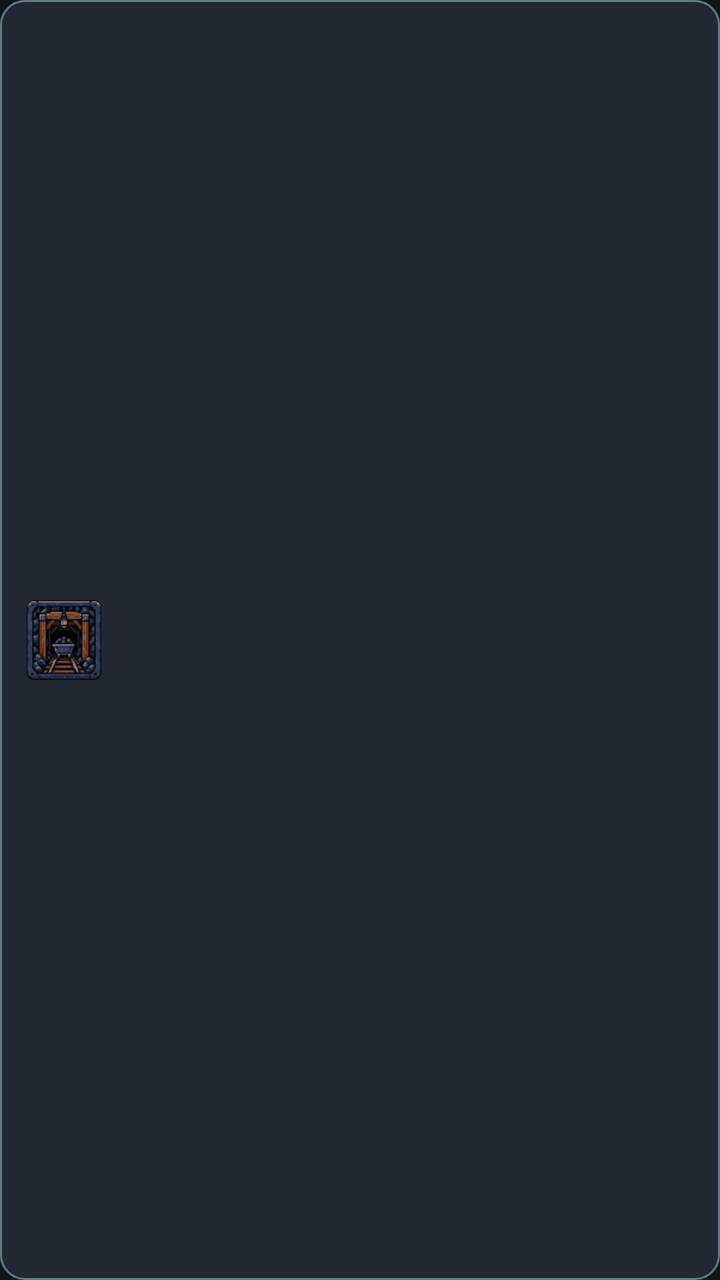
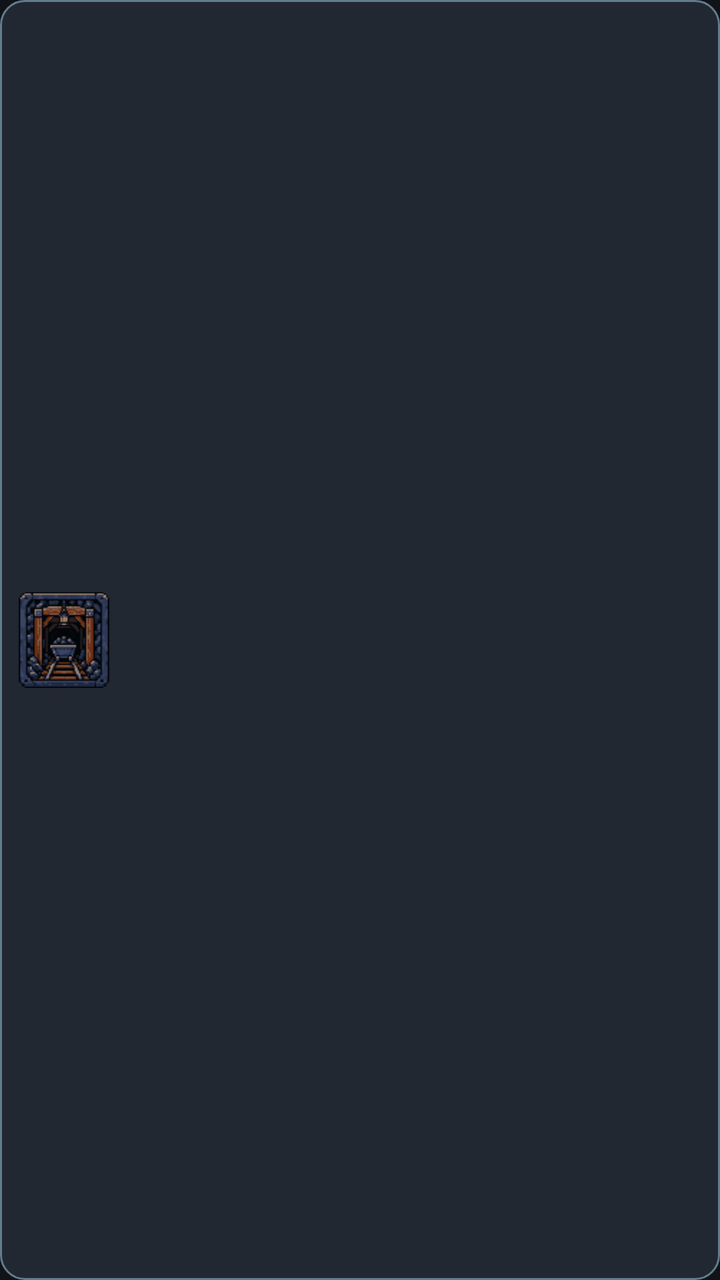

Compare the two renders of this Android layout. The source of the first and the diff that turns it into the second are given below.
<!-- AndroidManifest.xml: application theme Theme.MinesweeperEvolution -->
<!-- res/layout/item_mode_card.xml -->
<?xml version="1.0" encoding="utf-8"?>
<LinearLayout xmlns:android="http://schemas.android.com/apk/res/android"
    android:layout_width="match_parent"
    android:layout_height="wrap_content"
    android:orientation="horizontal"
    android:gravity="center_vertical"
    android:background="@drawable/bg_button_secondary"
    android:padding="12dp"
    android:clickable="true"
    android:focusable="true">

    <ImageView
        android:id="@+id/ivModeIcon"
        android:layout_width="40dp"
        android:layout_height="40dp"
        android:layout_marginEnd="10dp"
        android:scaleType="fitCenter"
        android:contentDescription="@null"
        android:src="@drawable/mode_classic" />

    <LinearLayout
        android:layout_width="0dp"
        android:layout_height="wrap_content"
        android:layout_weight="1"
        android:orientation="vertical">

        <TextView
            android:id="@+id/tvModeName"
            style="@style/ModeTitle"
            android:fontFamily="@font/pixelify_sans"
            android:layout_width="wrap_content"
            android:layout_height="wrap_content" />

        <TextView
            android:id="@+id/tvModeDesc"
            style="@style/ModeDesc"
            android:fontFamily="@font/pixelify_sans"
            android:layout_width="match_parent"
            android:layout_height="wrap_content"
            android:layout_marginTop="4dp" />
    </LinearLayout>
</LinearLayout>
<!-- resources referenced by this layout -->
<resources>
  <!-- drawable bg_button_secondary (drawable) -->
  <?xml version="1.0" encoding="utf-8"?>
  <selector xmlns:android="http://schemas.android.com/apk/res/android">
      
      <item android:state_selected="true">
          <shape android:shape="rectangle">
              <solid android:color="@color/accent"/>
              <corners android:radius="12dp"/>
              <stroke android:width="1dp" android:color="@color/accent_2"/>
          </shape>
      </item>
      
      <item android:state_pressed="true">
          <shape android:shape="rectangle">
              <solid android:color="@color/bg_panel_alt"/>
              <corners android:radius="12dp"/>
              <stroke android:width="2dp" android:color="@color/accent"/>
          </shape>
      </item>
      
      <item>
          <shape android:shape="rectangle">
              <solid android:color="@color/bg_panel_alt"/>
              <corners android:radius="12dp"/>
              <stroke android:width="1dp" android:color="@color/text_dim"/>
          </shape>
      </item>
  </selector>
  <!-- drawable mode_classic: png bitmap (drawable, 5647 bytes) -->
  <style name="ModeDesc">
          <item name="android:textSize">12sp</item>
          <item name="android:textColor">@color/text_secondary</item>
          <item name="android:lineSpacingExtra">2dp</item>
          <item name="android:maxLines">2</item>
          <item name="android:ellipsize">end</item>
      </style>
  <style name="ModeTitle">
          <item name="android:textSize">16sp</item>
          <item name="android:textStyle">bold</item>
          <item name="android:textColor">@color/text_primary</item>
          <item name="android:maxLines">1</item>
          <item name="android:ellipsize">end</item>
      </style>
  <style name="Theme.MinesweeperEvolution" parent="Theme.AppCompat.NoActionBar">
          <item name="colorPrimary">@color/accent</item>
          <item name="colorPrimaryDark">@color/accent_2</item>
          <item name="colorAccent">@color/accent</item>
          <item name="android:windowBackground">@color/bg_dark</item>
          <item name="android:textColorPrimary">@color/text_primary</item>
          <item name="android:textColorSecondary">@color/text_secondary</item>
          <item name="android:statusBarColor" tools:targetApi="l">@color/bg_dark</item>
          
          <item name="android:alertDialogTheme">@style/Theme.MinesweeperDialog</item>
          <item name="alertDialogTheme">@style/Theme.MinesweeperDialog</item>
      </style>
  <color name="accent">#FF00BCD4</color>
  <color name="accent_2">#FF26C6DA</color>
  <color name="bg_panel_alt">#FF222831</color>
  <color name="text_dim">#FF607D8B</color>
  <color name="text_secondary">#FFB0BEC5</color>
  <color name="text_primary">#FFECEFF1</color>
  <color name="bg_dark">#FF101418</color>
  <style name="Theme.MinesweeperDialog" parent="Theme.AppCompat.Dialog.Alert">
          <item name="android:windowBackground">@color/bg_panel</item>
          <item name="android:textColorPrimary">@color/text_primary</item>
          <item name="android:textColorSecondary">@color/text_secondary</item>
          <item name="colorAccent">@color/accent</item>
          <item name="android:buttonBarButtonStyle">@style/Widget.DialogButton</item>
      </style>
  <color name="bg_panel">#FF1A1F26</color>
  <style name="Widget.DialogButton" parent="Widget.AppCompat.Button.ButtonBar.AlertDialog">
          <item name="android:textColor">@color/accent</item>
      </style>
</resources>

<!-- the commit's change to res/layout/item_mode_card.xml (unified diff, before → after) -->
@@ -5,14 +5,15 @@
     android:orientation="horizontal"
     android:gravity="center_vertical"
     android:background="@drawable/bg_button_secondary"
-    android:padding="12dp"
+    android:paddingHorizontal="8dp"
+    android:paddingVertical="12dp"
     android:clickable="true"
     android:focusable="true">
 
     <ImageView
         android:id="@+id/ivModeIcon"
-        android:layout_width="40dp"
-        android:layout_height="40dp"
+        android:layout_width="48dp"
+        android:layout_height="48dp"
         android:layout_marginEnd="10dp"
         android:scaleType="fitCenter"
         android:contentDescription="@null"
